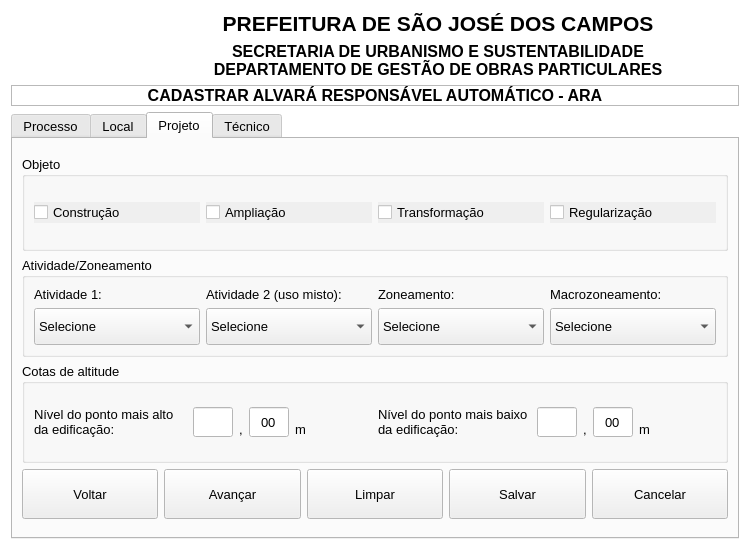
hiagoesc/GerenciadorARA, file ara_manager/ara_manager_dialog_cadastrar.ui: the form before one commit.
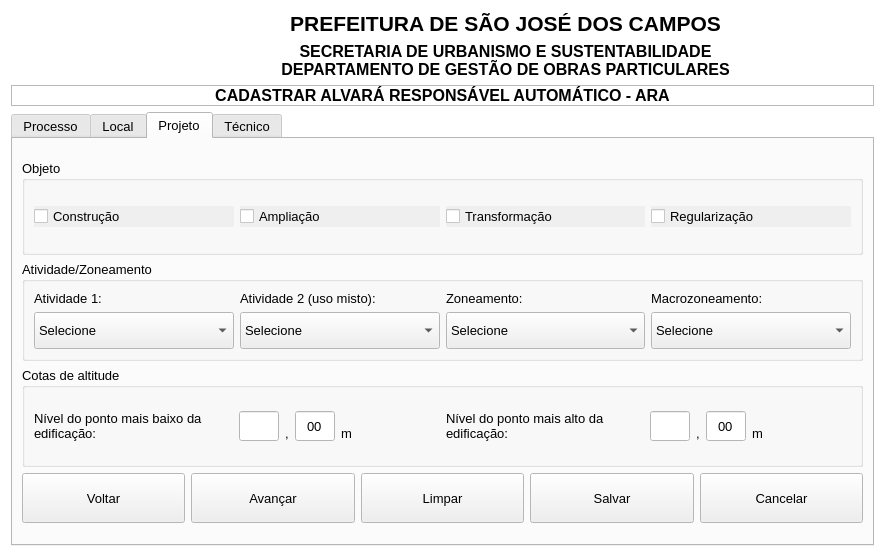
The form after the commit. The open tabs and pages were chosen to show the change. Icons and pictures are not drawn.

```diff
--- a/ara_manager/ara_manager_dialog_cadastrar.ui
+++ b/ara_manager/ara_manager_dialog_cadastrar.ui
@@ -6,8 +6,8 @@
    <rect>
     <x>0</x>
     <y>0</y>
-    <width>750</width>
-    <height>550</height>
+    <width>885</width>
+    <height>557</height>
    </rect>
   </property>
   <property name="sizePolicy">
@@ -2321,115 +2321,7 @@
                 <item row="0" column="0">
                  <layout class="QHBoxLayout" name="horizontalLayoutCotasMaisAlta" stretch="2,1,0,1,1">
                   <item>
-                   <widget class="QLabel" name="labelCotaMaisAlta">
-                    <property name="text">
-                     <string>Nível do ponto mais alto da edificação:</string>
-                    </property>
-                    <property name="wordWrap">
-                     <bool>true</bool>
-                    </property>
-                   </widget>
-                  </item>
-                  <item>
-                   <widget class="QLineEdit" name="lineEditCotaMaisAlta">
-                    <property name="sizePolicy">
-                     <sizepolicy hsizetype="Minimum" vsizetype="Fixed">
-                      <horstretch>0</horstretch>
-                      <verstretch>0</verstretch>
-                     </sizepolicy>
-                    </property>
-                    <property name="minimumSize">
-                     <size>
-                      <width>0</width>
-                      <height>30</height>
-                     </size>
-                    </property>
-                    <property name="maximumSize">
-                     <size>
-                      <width>40</width>
-                      <height>16777215</height>
-                     </size>
-                    </property>
-                    <property name="alignment">
-                     <set>Qt::AlignCenter</set>
-                    </property>
-                   </widget>
-                  </item>
-                  <item>
-                   <widget class="QLabel" name="labelCotaMaisAltaSeparador">
-                    <property name="sizePolicy">
-                     <sizepolicy hsizetype="Preferred" vsizetype="Fixed">
-                      <horstretch>0</horstretch>
-                      <verstretch>0</verstretch>
-                     </sizepolicy>
-                    </property>
-                    <property name="minimumSize">
-                     <size>
-                      <width>0</width>
-                      <height>30</height>
-                     </size>
-                    </property>
-                    <property name="text">
-                     <string>,</string>
-                    </property>
-                    <property name="alignment">
-                     <set>Qt::AlignBottom|Qt::AlignHCenter</set>
-                    </property>
-                   </widget>
-                  </item>
-                  <item>
-                   <widget class="QLineEdit" name="lineEditCotaMaisAltaDecimais">
-                    <property name="minimumSize">
-                     <size>
-                      <width>0</width>
-                      <height>30</height>
-                     </size>
-                    </property>
-                    <property name="maximumSize">
-                     <size>
-                      <width>40</width>
-                      <height>16777215</height>
-                     </size>
-                    </property>
-                    <property name="text">
-                     <string>00</string>
-                    </property>
-                    <property name="alignment">
-                     <set>Qt::AlignCenter</set>
-                    </property>
-                   </widget>
-                  </item>
-                  <item>
-                   <widget class="QLabel" name="labelCotaMaisAltaUnidade">
-                    <property name="sizePolicy">
-                     <sizepolicy hsizetype="Preferred" vsizetype="Fixed">
-                      <horstretch>0</horstretch>
-                      <verstretch>0</verstretch>
-                     </sizepolicy>
-                    </property>
-                    <property name="minimumSize">
-                     <size>
-                      <width>0</width>
-                      <height>30</height>
-                     </size>
-                    </property>
-                    <property name="text">
-                     <string>m</string>
-                    </property>
-                    <property name="alignment">
-                     <set>Qt::AlignBottom|Qt::AlignLeading|Qt::AlignLeft</set>
-                    </property>
-                   </widget>
-                  </item>
-                 </layout>
-                </item>
-                <item row="0" column="1">
-                 <layout class="QHBoxLayout" name="horizontalLayoutCotaMaisBaixa" stretch="2,1,0,1,1">
-                  <item>
                    <widget class="QLabel" name="labelCotaMaisBaixa">
-                    <property name="autoFillBackground">
-                     <bool>false</bool>
-                    </property>
                     <property name="text">
                      <string>Nível do ponto mais baixo da edificação:</string>
                     </property>
@@ -2440,6 +2332,12 @@
                   </item>
                   <item>
                    <widget class="QLineEdit" name="lineEditCotaMaisBaixa">
+                    <property name="sizePolicy">
+                     <sizepolicy hsizetype="Minimum" vsizetype="Fixed">
+                      <horstretch>0</horstretch>
+                      <verstretch>0</verstretch>
+                     </sizepolicy>
+                    </property>
                     <property name="minimumSize">
                      <size>
                       <width>0</width>
@@ -2525,6 +2423,108 @@
                   </item>
                  </layout>
                 </item>
+                <item row="0" column="1">
+                 <layout class="QHBoxLayout" name="horizontalLayoutCotaMaisBaixa" stretch="2,1,0,1,1">
+                  <item>
+                   <widget class="QLabel" name="labelCotaMaisAlta">
+                    <property name="autoFillBackground">
+                     <bool>false</bool>
+                    </property>
+                    <property name="text">
+                     <string>Nível do ponto mais alto da edificação:</string>
+                    </property>
+                    <property name="wordWrap">
+                     <bool>true</bool>
+                    </property>
+                   </widget>
+                  </item>
+                  <item>
+                   <widget class="QLineEdit" name="lineEditCotaMaisAlta">
+                    <property name="minimumSize">
+                     <size>
+                      <width>0</width>
+                      <height>30</height>
+                     </size>
+                    </property>
+                    <property name="maximumSize">
+                     <size>
+                      <width>40</width>
+                      <height>16777215</height>
+                     </size>
+                    </property>
+                    <property name="alignment">
+                     <set>Qt::AlignCenter</set>
+                    </property>
+                   </widget>
+                  </item>
+                  <item>
+                   <widget class="QLabel" name="labelCotaMaisAltaSeparador">
+                    <property name="sizePolicy">
+                     <sizepolicy hsizetype="Preferred" vsizetype="Fixed">
+                      <horstretch>0</horstretch>
+                      <verstretch>0</verstretch>
+                     </sizepolicy>
+                    </property>
+                    <property name="minimumSize">
+                     <size>
+                      <width>0</width>
+                      <height>30</height>
+                     </size>
+                    </property>
+                    <property name="text">
+                     <string>,</string>
+                    </property>
+                    <property name="alignment">
+                     <set>Qt::AlignBottom|Qt::AlignHCenter</set>
+                    </property>
+                   </widget>
+                  </item>
+                  <item>
+                   <widget class="QLineEdit" name="lineEditCotaMaisAltaDecimais">
+                    <property name="minimumSize">
+                     <size>
+                      <width>0</width>
+                      <height>30</height>
+                     </size>
+                    </property>
+                    <property name="maximumSize">
+                     <size>
+                      <width>40</width>
+                      <height>16777215</height>
+                     </size>
+                    </property>
+                    <property name="text">
+                     <string>00</string>
+                    </property>
+                    <property name="alignment">
+                     <set>Qt::AlignCenter</set>
+                    </property>
+                   </widget>
+                  </item>
+                  <item>
+                   <widget class="QLabel" name="labelCotaMaisAltaUnidade">
+                    <property name="sizePolicy">
+                     <sizepolicy hsizetype="Preferred" vsizetype="Fixed">
+                      <horstretch>0</horstretch>
+                      <verstretch>0</verstretch>
+                     </sizepolicy>
+                    </property>
+                    <property name="minimumSize">
+                     <size>
+                      <width>0</width>
+                      <height>30</height>
+                     </size>
+                    </property>
+                    <property name="text">
+                     <string>m</string>
+                    </property>
+                    <property name="alignment">
+                     <set>Qt::AlignBottom|Qt::AlignLeading|Qt::AlignLeft</set>
+                    </property>
+                   </widget>
+                  </item>
+                 </layout>
+                </item>
                </layout>
               </item>
              </layout>
```
Left out of the diff: 6 changed lines with no effect on the pictures.
